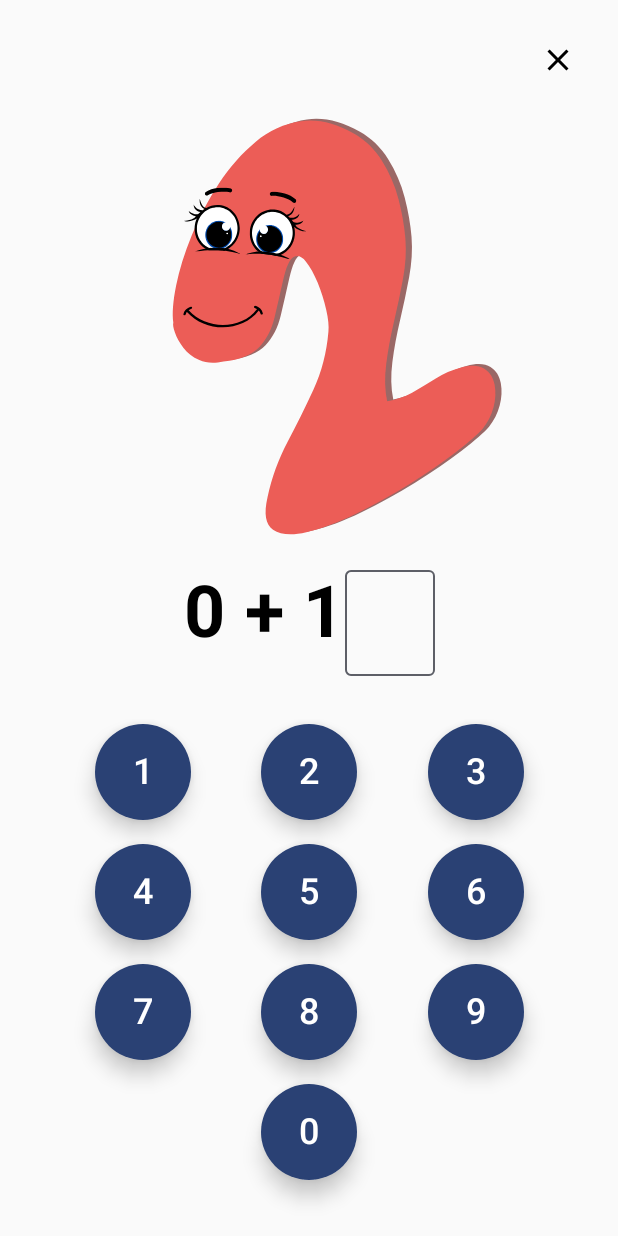
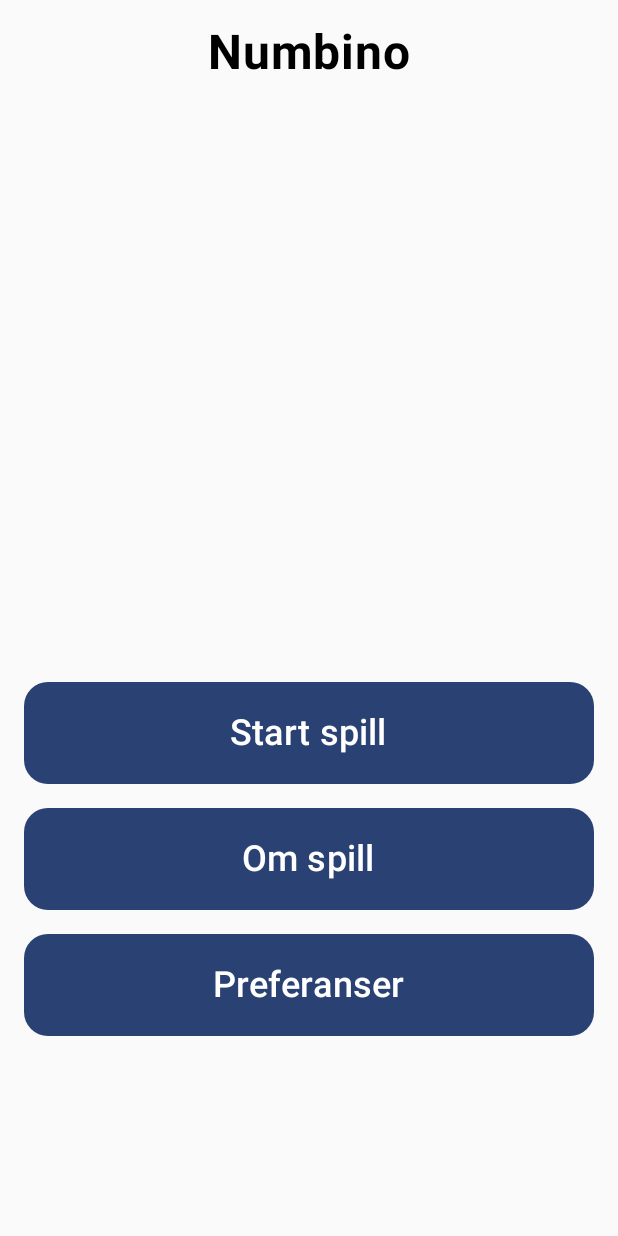
Before and after one commit to hagmal/Numbino, an Android app built with Jetpack Compose: the screen it shows after launch (MainActivity), on a phone screen of 412 x 824 dp. Run offline under Robolectric (Android 15) with nearby library versions, the light colour scheme and no system bars.

Commit message:
Alt fungerer med navigering, bortsett fra navigering vekk fra preferanser og om-siden

```diff
--- a/app/build.gradle.kts
+++ b/app/build.gradle.kts
@@ -40,6 +40,7 @@ android {
 }
 
 dependencies {
+    implementation("androidx.navigation:navigation-compose:2.9.4")
     implementation(libs.androidx.lifecycle.viewmodel.compose)
     implementation(libs.androidx.core.ktx)
     implementation(libs.androidx.lifecycle.runtime.ktx)
--- a/app/src/main/java/com/example/numbino_s305896/MainActivity.kt
+++ b/app/src/main/java/com/example/numbino_s305896/MainActivity.kt
@@ -11,7 +11,13 @@ import androidx.compose.material3.Text
 import androidx.compose.runtime.Composable
 import androidx.compose.ui.Modifier
 import androidx.compose.ui.tooling.preview.Preview
+import androidx.navigation.compose.NavHost
+import androidx.navigation.compose.composable
+import androidx.navigation.compose.rememberNavController
+import com.example.numbino_s305896.ui.sider.OmSpillet
+import com.example.numbino_s305896.ui.sider.PreferanserSkjerm
 import com.example.numbino_s305896.ui.sider.SpillSkjermen
+import com.example.numbino_s305896.ui.sider.StartSkjermen
 import com.example.numbino_s305896.ui.theme.Numbino_s305896Theme
 
 class MainActivity : ComponentActivity() {
@@ -19,7 +25,31 @@ class MainActivity : ComponentActivity() {
         super.onCreate(savedInstanceState)
         setContent {
             Numbino_s305896Theme {
-                SpillSkjermen()
+                val navController = rememberNavController()
+
+                NavHost(
+                    navController = navController,
+                    startDestination = "start"
+                ) {
+                    composable("start") {
+                        StartSkjermen(
+                            klikkStartSpill = { navController.navigate("spill") },
+                            klikkOmSpill = { navController.navigate("om") },
+                            klikkPreferanser = { navController.navigate("prefs") }
+                        )
+                    }
+                    composable("spill") {
+                        SpillSkjermen(
+                            vedAvbryt = { navController.popBackStack() }
+                        )
+                    }
+                    composable ("om") {
+                        OmSpillet()
+                    }
+                    composable ("prefs") {
+                        PreferanserSkjerm()
+                    }
+                }
             }
         }
     }
--- a/app/src/main/java/com/example/numbino_s305896/SpillViewModel.kt
+++ /dev/null
@@ -1,97 +0,0 @@
-package com.example.numbino_s305896
-
-import androidx.lifecycle.ViewModel
-import androidx.lifecycle.viewModelScope
-import com.example.numbino_s305896.ui.SpillUiState
-import kotlinx.coroutines.delay
-import kotlinx.coroutines.flow.MutableStateFlow
-import kotlinx.coroutines.flow.StateFlow
-import kotlinx.coroutines.flow.asStateFlow
-import kotlinx.coroutines.launch
-
-
-class SpillViewModel : ViewModel() {
-
-    private val _uiState = MutableStateFlow(SpillUiState())
-    val uiState: StateFlow<SpillUiState> = _uiState.asStateFlow()
-
-    var alleRegnestykker: List<String> = emptyList()
-    var alleSvar: List<Int> = emptyList()
-    private lateinit var currentRegnestykke: String
-    private var brukteRegnestykker: MutableSet<String> = mutableSetOf()
-
-
-    private fun velgTilfeldigRegnestykke(): String? {
-        if (alleRegnestykker.isEmpty()) return null
-        currentRegnestykke = alleRegnestykker.random()
-        if (brukteRegnestykker.contains(currentRegnestykke)) {
-            return velgTilfeldigRegnestykke()
-        } else {
-            brukteRegnestykker.add(currentRegnestykke)
-            return currentRegnestykke
-        }
-    }
-    fun startNyttSpill() {
-        brukteRegnestykker.clear()
-
-        val valgt = velgTilfeldigRegnestykke()
-        _uiState.value = if (valgt == null) {
-            SpillUiState(
-                regnestykke = "",
-                brukerSvar = "",
-                tilbakemelding = 3,
-                ferdig = true,
-                erSvarFeil = false
-            )
-        } else {
-            currentRegnestykke = valgt
-            SpillUiState(
-                regnestykke = valgt,
-                brukerSvar = "",
-                tilbakemelding = 3,
-                ferdig = false,
-                erSvarFeil = false
-            )
-        }
-    }
-
-    fun nesteOppgave() {
-        val valgt = velgTilfeldigRegnestykke()
-        _uiState.value = if (valgt == null) {
-            _uiState.value.copy(ferdig = true)
-        } else {
-            currentRegnestykke = valgt
-            _uiState.value.copy(
-                regnestykke = valgt,
-                brukerSvar = "",
-                tilbakemelding = 3,
-                erSvarFeil = false
-            )
-        }
-    }
-
-    fun sjekkSvar(tall: Int) {
-        // Finner indeks for gjeldende regnestykke
-        val id = alleRegnestykker.indexOf(currentRegnestykke)
-        if (id == -1) {
-            return
-        }
-        // Finn fasitsvaret
-        val riktig = alleSvar.getOrNull(id)
-        val erRiktig = (riktig != null && tall == riktig)
-
-        // Oppdaterer UI-tilstanden
-        _uiState.value = _uiState.value.copy(
-            brukerSvar = tall.toString(),
-            tilbakemelding = if (erRiktig) 1 else 2,
-            erSvarFeil = !erRiktig
-        )
-        // Hopper automatisk til neste oppgave hvis riktig svar
-        if (erRiktig) {
-            viewModelScope.launch {
-                delay(1500)
-                nesteOppgave()
-            }
-        }
-    }
-}
--- a/app/src/main/res/values/regnestykkerOgSvar.xml
+++ b/app/src/main/res/values/regnestykkerOgSvar.xml
@@ -2,21 +2,21 @@
 <resources>
     <!-- Regnestykker til spillet -->
     <string-array name="regnestykker">
-        <item>0 + 0</item>
-        <item>0 + 1</item>
-        <item>1 + 1</item>
-        <item>1 + 2</item>
-        <item>2 + 2</item>
-        <item>2 + 3</item>
-        <item>3 + 3</item>
-        <item>3 + 4</item>
-        <item>4 + 4</item>
-        <item>4 + 5</item>
-        <item>5 + 2</item>
-        <item>4 + 2</item>
-        <item>8 + 0</item>
-        <item>5 + 1</item>
-        <item>6 + 1</item>
+        <item>0 + 0 =</item>
+        <item>0 + 1 =</item>
+        <item>1 + 1 =</item>
+        <item>1 + 2 =</item>
+        <item>2 + 2 =</item>
+        <item>2 + 3 =</item>
+        <item>3 + 3 =</item>
+        <item>3 + 4 =</item>
+        <item>4 + 4 =</item>
+        <item>4 + 5 =</item>
+        <item>5 + 2 =</item>
+        <item>4 + 2 =</item>
+        <item>8 + 0 =</item>
+        <item>5 + 1 =</item>
+        <item>6 + 1 =</item>
     </string-array>
 
     <!-- Tilsvarende riktig svar for hvert regnestykke -->
```
Also changed, not shown: app/src/main/java/com/example/numbino_s305896/ui/SpillViewModel.kt (added, +93 -0 lines), app/src/main/java/com/example/numbino_s305896/ui/sider/Preferanser.kt (+52 -0 lines), app/src/main/java/com/example/numbino_s305896/ui/sider/SpillSkjerm.kt (+45 -7 lines), app/src/main/res/values/strings.xml (+14 -4 lines), app/src/main/java/com/example/numbino_s305896/ui/komponenter/RegnestykkeOgSvarBoks.kt (renamed from app/src/main/java/com/example/numbino_s305896/ui/komponenter/RegnestykkeOgSvarBoks.kt.kt).
